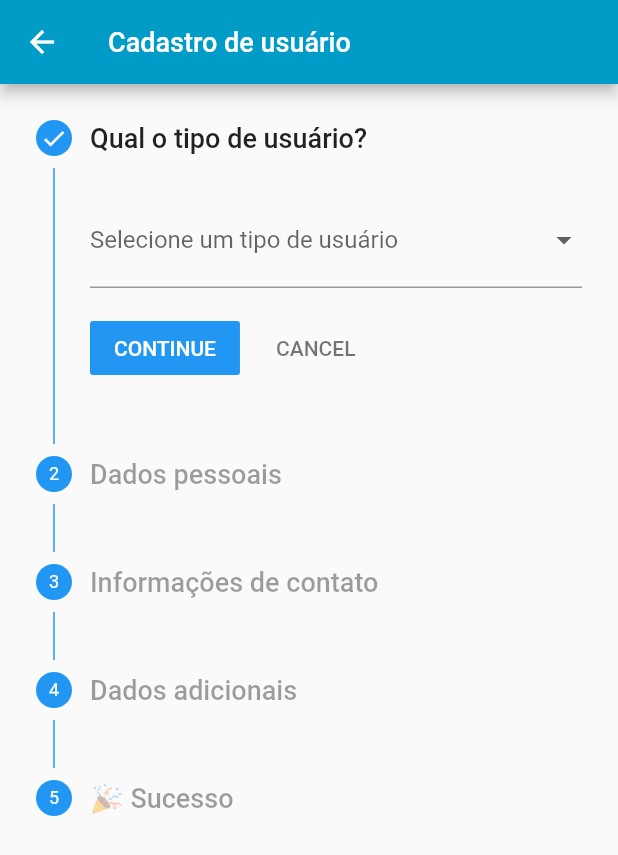
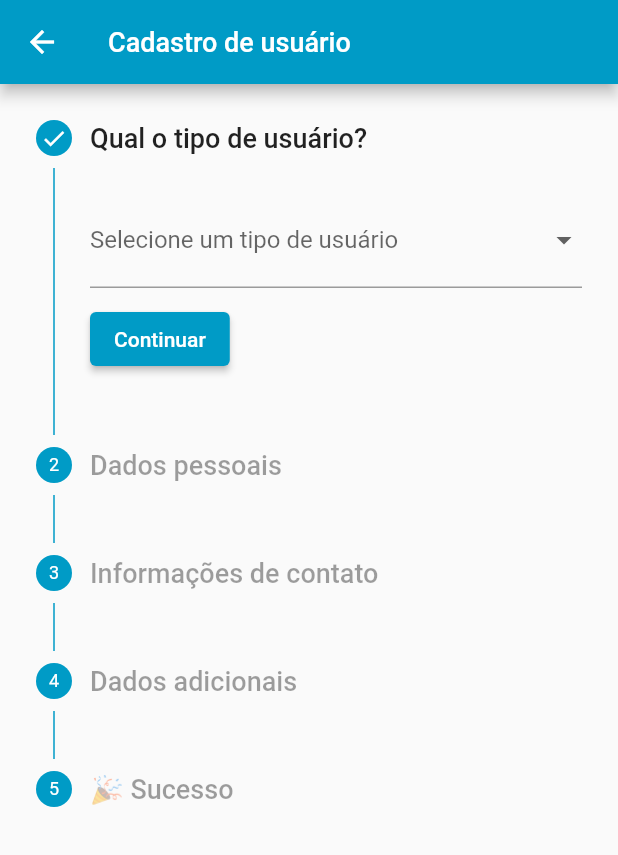
Before and after one commit to layshidani/puc-seu-louviral, a Flutter app: the AddUsersPage screen opened by its route, on a phone screen of 412 x 824 dp. Shown: the top 855 px of the screen. Run offline on Flutter 3.47's test engine with Material 2 defaults, Android fonts, the phone set to English and light mode, and no system bars; our stand-ins replace brasil_fields, cloud_firestore, firebase_auth, firebase_core, flutter_advanced_drawer, get and 2 more; accounts and stored records are empty; project files that could hold a hidden picture were left out.

Commit message:
style: stepper buttons

```diff
--- a/seu_lourival/lib/app/modules/users_manager/add_users/page.dart
+++ b/seu_lourival/lib/app/modules/users_manager/add_users/page.dart
@@ -30,17 +30,42 @@ class AddUsersPage extends StatelessWidget {
         title: DSText.base('Cadastro de usuário'),
         backgroundColor: DSColors.primary,
       ),
-      body: Container(
-        child: Column(
+      body: Column(
         children: [
           Expanded(
             child: Obx(() {
-                return Stepper(
+              return Theme(
+                data: ThemeData(
+                    colorScheme: const ColorScheme.light(primary: DSColors.primary)),
+                child: Stepper(
                   physics: const ScrollPhysics(),
                   currentStep: controller.currentStep,
                   onStepTapped: (step) => controller.onTapped(step),
-                  onStepContinue: controller.onContinued,
+                  onStepContinue: controller.onContinue,
                   onStepCancel: controller.onCancel,
+                  controlsBuilder:
+                      (BuildContext context, ControlsDetails controls) {
+                    return Padding(
+                      padding: const EdgeInsets.only(top: 10),
+                      child: Row(
+                        children: <Widget>[
+                          ElevatedButton(
+                            onPressed: () => controller.onContinue(),
+                            style: ElevatedButton.styleFrom(primary: DSColors.primary),
+                            child: Text(controller.isLastStep() ? 'Ok' : 'Continuar'),
+                          ),
+                          controller.shouldShowCancelButton() ? Padding(
+                            padding: const EdgeInsets.only(left: 10),
+                            child: ElevatedButton(
+                              onPressed: () =>  controller.onCancel(),
+                              style: ElevatedButton.styleFrom(primary: Colors.white),
+                              child: const Text('Cancelar', style: TextStyle(color: DSColors.primary),),
+                            ),
+                          ) : Container(),
+                        ],
+                      ),
+                    );
+                  },
                   steps: <Step>[
                     Step(
                       title: DSText.base('Qual o tipo de usuário?'),
@@ -192,12 +217,12 @@ class AddUsersPage extends StatelessWidget {
                           : StepState.disabled,
                     ),
                   ],
+                ),
               );
             }),
           ),
         ],
       ),
-      ),
     );
   }
 }
```
Also changed, not shown: seu_lourival/lib/app/modules/users_manager/add_users/controller.dart (+16 -6 lines). Lines whose indentation alone changed are shown as unchanged.
